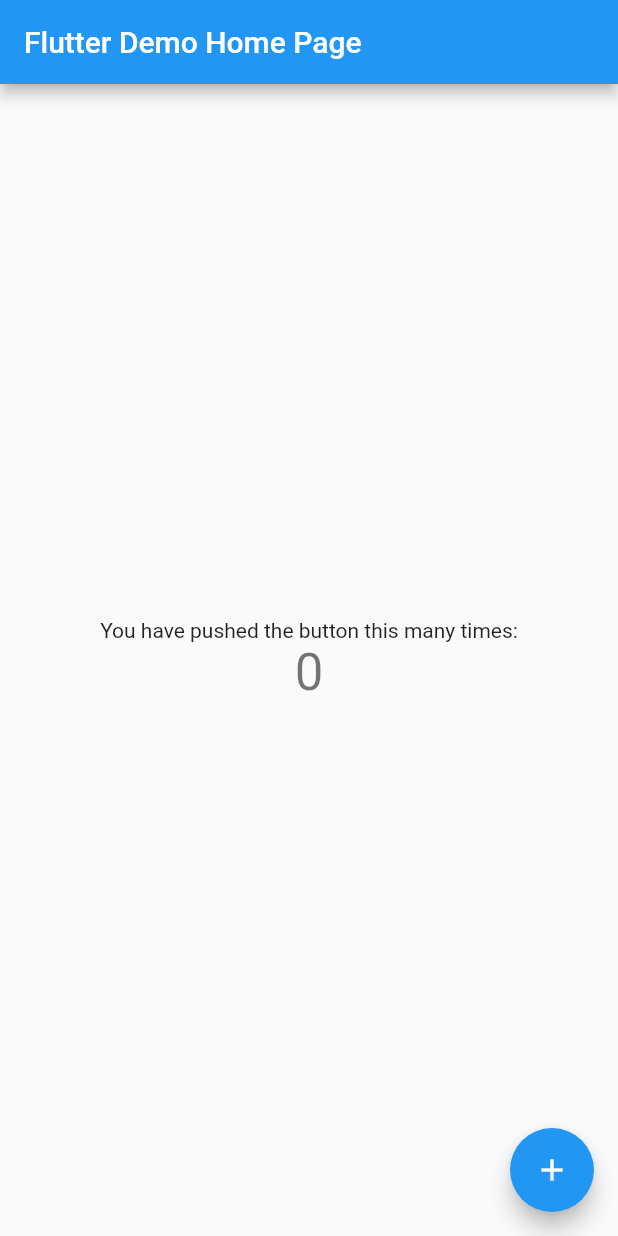
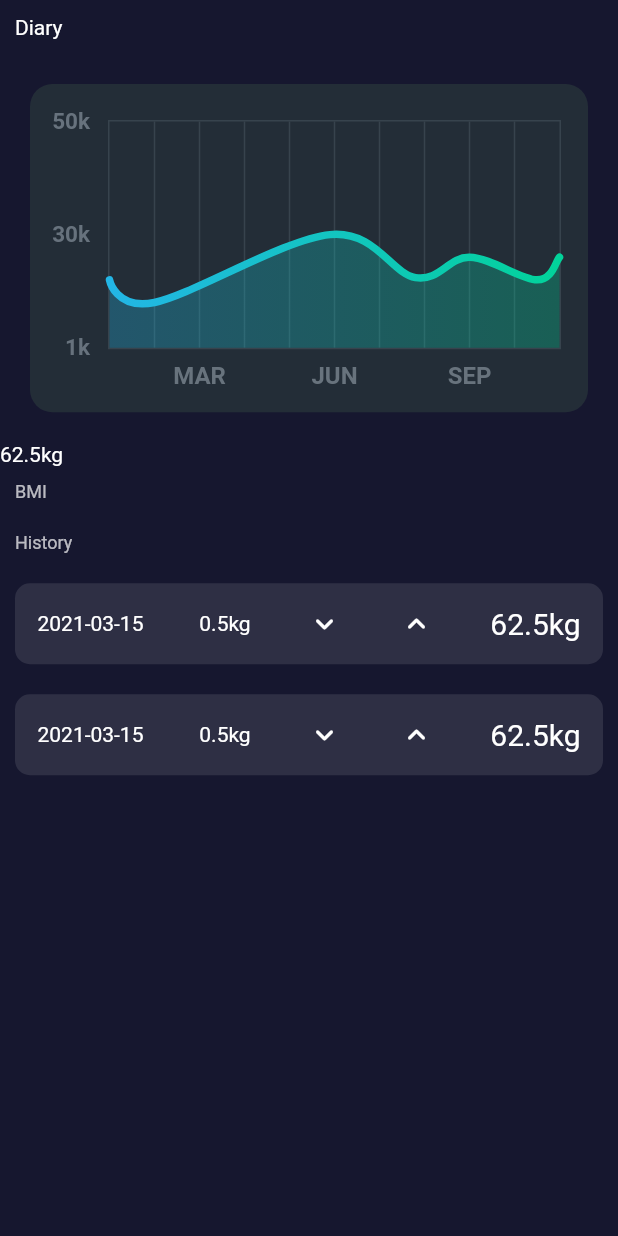
Before and after one commit to biryang/weight-diary, a Flutter app: the screen it shows after launch, on a phone screen of 412 x 824 dp. Run offline on Flutter 3.47's test engine with Material 2 defaults, Android fonts, the phone set to English and light mode, and no system bars; drawn by our look-alikes of fl_chart.

Commit message:
메인 화면 배치 작업 중

```diff
--- /dev/null
+++ b/lib/components/history_card.dart
@@ -0,0 +1,78 @@
+import 'package:flutter/material.dart';
+
+const Duration _kExpand = Duration(milliseconds: 200);
+
+class HistoryCard extends StatefulWidget {
+  const HistoryCard({
+    Key key,
+  }) : super(key: key);
+
+  @override
+  _HistoryCardState createState() => _HistoryCardState();
+}
+
+class _HistoryCardState extends State<HistoryCard> with SingleTickerProviderStateMixin {
+  static final Animatable<double> _easeOutTween =
+  CurveTween(curve: Curves.easeOut);
+  static final Animatable<double> _easeInTween =
+  CurveTween(curve: Curves.easeIn);
+  static final Animatable<double> _halfTween =
+  Tween<double>(begin: 0.0, end: 0.5);
+
+  AnimationController _controller;
+
+  bool _isExpanded = false;
+
+  @override
+  void initState() {
+    super.initState();
+    _controller = AnimationController(duration: _kExpand, vsync: this);
+  }
+
+
+  void _handleTap() {
+    setState(() {
+      _isExpanded = !_isExpanded;
+      PageStorage.of(context)?.writeState(context, _isExpanded);
+    });
+  }
+
+  @override
+  Widget build(BuildContext context) {
+    return Padding(
+      padding: EdgeInsets.all(10),
+      child: GestureDetector(
+        onTap: _handleTap,
+        child: Container(
+          decoration: BoxDecoration(
+            color: Colors.white10,
+            borderRadius: BorderRadius.all(Radius.circular(10)),
+          ),
+          child: Padding(
+            padding: EdgeInsets.all(15),
+            child: Column(
+              children: [
+                Row(
+                  mainAxisAlignment: MainAxisAlignment.spaceBetween,
+                  children: [
+                    Text('2021-03-15'),
+                    Text('0.5kg'),
+                    Icon(Icons.keyboard_arrow_down_rounded),
+                    Icon(Icons.keyboard_arrow_up_rounded),
+                    Text(
+                      '62.5kg',
+                      style: TextStyle(
+                        fontSize: 20,
+                      ),
+                    ),
+                  ],
+                ),
+                _isExpanded ? Text('daily memo') : SizedBox()
+              ],
+            ),
+          ),
+        ),
+      ),
+    );
+  }
+}
--- a/lib/main.dart
+++ b/lib/main.dart
@@ -1,113 +1,20 @@
 import 'package:flutter/material.dart';
+import 'package:weight_diary/screens/main_screen.dart';
 
 void main() {
   runApp(MyApp());
 }
 
 class MyApp extends StatelessWidget {
-  // This widget is the root of your application.
   @override
   Widget build(BuildContext context) {
     return MaterialApp(
-      title: 'Flutter Demo',
-      theme: ThemeData(
-        // This is the theme of your application.
-        //
-        // Try running your application with "flutter run". You'll see the
-        // application has a blue toolbar. Then, without quitting the app, try
-        // changing the primarySwatch below to Colors.green and then invoke
-        // "hot reload" (press "r" in the console where you ran "flutter run",
-        // or simply save your changes to "hot reload" in a Flutter IDE).
-        // Notice that the counter didn't reset back to zero; the application
-        // is not restarted.
-        primarySwatch: Colors.blue,
+      theme: ThemeData.dark(),
+      home: SafeArea(
+        child: Material(
+          child: MainScreen(),
+        ),
       ),
-      home: MyHomePage(title: 'Flutter Demo Home Page'),
     );
   }
 }
-
-class MyHomePage extends StatefulWidget {
-  MyHomePage({Key key, this.title}) : super(key: key);
-
-  // This widget is the home page of your application. It is stateful, meaning
-  // that it has a State object (defined below) that contains fields that affect
-  // how it looks.
-
-  // This class is the configuration for the state. It holds the values (in this
-  // case the title) provided by the parent (in this case the App widget) and
-  // used by the build method of the State. Fields in a Widget subclass are
-  // always marked "final".
-
-  final String title;
-
-  @override
-  _MyHomePageState createState() => _MyHomePageState();
-}
-
-class _MyHomePageState extends State<MyHomePage> {
-  int _counter = 0;
-
-  void _incrementCounter() {
-    setState(() {
-      // This call to setState tells the Flutter framework that something has
-      // changed in this State, which causes it to rerun the build method below
-      // so that the display can reflect the updated values. If we changed
-      // _counter without calling setState(), then the build method would not be
-      // called again, and so nothing would appear to happen.
-      _counter++;
-    });
-  }
-
-  @override
-  Widget build(BuildContext context) {
-    // This method is rerun every time setState is called, for instance as done
-    // by the _incrementCounter method above.
-    //
-    // The Flutter framework has been optimized to make rerunning build methods
-    // fast, so that you can just rebuild anything that needs updating rather
-    // than having to individually change instances of widgets.
-    return Scaffold(
-      appBar: AppBar(
-        // Here we take the value from the MyHomePage object that was created by
-        // the App.build method, and use it to set our appbar title.
-        title: Text(widget.title),
-      ),
-      body: Center(
-        // Center is a layout widget. It takes a single child and positions it
-        // in the middle of the parent.
-        child: Column(
-          // Column is also a layout widget. It takes a list of children and
-          // arranges them vertically. By default, it sizes itself to fit its
-          // children horizontally, and tries to be as tall as its parent.
-          //
-          // Invoke "debug painting" (press "p" in the console, choose the
-          // "Toggle Debug Paint" action from the Flutter Inspector in Android
-          // Studio, or the "Toggle Debug Paint" command in Visual Studio Code)
-          // to see the wireframe for each widget.
-          //
-          // Column has various properties to control how it sizes itself and
-          // how it positions its children. Here we use mainAxisAlignment to
-          // center the children vertically; the main axis here is the vertical
-          // axis because Columns are vertical (the cross axis would be
-          // horizontal).
-          mainAxisAlignment: MainAxisAlignment.center,
-          children: <Widget>[
-            Text(
-              'You have pushed the button this many times:',
-            ),
-            Text(
-              '$_counter',
-              style: Theme.of(context).textTheme.headline4,
-            ),
-          ],
-        ),
-      ),
-      floatingActionButton: FloatingActionButton(
-        onPressed: _incrementCounter,
-        tooltip: 'Increment',
-        child: Icon(Icons.add),
-      ), // This trailing comma makes auto-formatting nicer for build methods.
-    );
-  }
-}
--- /dev/null
+++ b/lib/screens/chart.dart
@@ -0,0 +1,137 @@
+import 'package:fl_chart/fl_chart.dart';
+import 'package:flutter/material.dart';
+
+class LineChartSample2 extends StatefulWidget {
+  @override
+  _LineChartSample2State createState() => _LineChartSample2State();
+}
+
+class _LineChartSample2State extends State<LineChartSample2> {
+  List<Color> gradientColors = [
+    const Color(0xff23b6e6),
+    const Color(0xff02d39a),
+  ];
+
+  @override
+  Widget build(BuildContext context) {
+    return Stack(
+      children: <Widget>[
+        AspectRatio(
+          aspectRatio: 1.70,
+          child: Container(
+            decoration: const BoxDecoration(
+                borderRadius: BorderRadius.all(
+                  Radius.circular(15),
+                ),
+                color: Color(0xff232d37)),
+            child: Padding(
+              padding: const EdgeInsets.only(
+                  right: 18.0, left: 12.0, top: 24, bottom: 12),
+              child: LineChart(
+                mainData(),
+              ),
+            ),
+          ),
+        ),
+      ],
+    );
+  }
+
+  LineChartData mainData() {
+    return LineChartData(
+      gridData: FlGridData(
+        show: true,
+        drawHorizontalLine: false,
+        drawVerticalLine: true,
+        getDrawingHorizontalLine: (value) {
+          return FlLine(
+            color: const Color(0xff37434d),
+            strokeWidth: 1,
+          );
+        },
+        getDrawingVerticalLine: (value) {
+          return FlLine(
+            color: const Color(0xff37434d),
+            strokeWidth: 1,
+          );
+        },
+      ),
+      titlesData: FlTitlesData(
+        show: true,
+        bottomTitles: SideTitles(
+          showTitles: true,
+          reservedSize: 22,
+          getTextStyles: (value) => const TextStyle(
+              color: Color(0xff68737d),
+              fontWeight: FontWeight.bold,
+              fontSize: 16),
+          getTitles: (value) {
+            switch (value.toInt()) {
+              case 2:
+                return 'MAR';
+              case 5:
+                return 'JUN';
+              case 8:
+                return 'SEP';
+            }
+            return '';
+          },
+          margin: 8,
+        ),
+        leftTitles: SideTitles(
+          showTitles: true,
+          getTextStyles: (value) => const TextStyle(
+            color: Color(0xff67727d),
+            fontWeight: FontWeight.bold,
+            fontSize: 15,
+          ),
+          getTitles: (value) {
+            switch (value.toInt()) {
+              case 0:
+                return '1k';
+              case 5:
+                return '30k';
+              case 10:
+                return '50k';
+            }
+            return '';
+          },
+          reservedSize: 28,
+          margin: 12,
+        ),
+      ),
+      borderData: FlBorderData(
+          show: true,
+          border: Border.all(color: const Color(0xff37434d), width: 1)),
+      minX: 0,
+      maxX: 10,
+      minY: 0,
+      maxY: 10,
+      lineBarsData: [
+        LineChartBarData(
+          spots: [
+            FlSpot(0, 3),
+            FlSpot(1, 2),
+            FlSpot(4.9, 5),
+            FlSpot(6.8, 3.1),
+            FlSpot(8, 4),
+            FlSpot(9.5, 3),
+            FlSpot(10, 4),
+          ],
+          isCurved: true,
+          colors: gradientColors,
+          barWidth: 5,
+          isStrokeCapRound: true,
+          dotData: FlDotData(
+            show: false,
+          ),
+          belowBarData: BarAreaData(
+            show: true,
+            colors:
+                gradientColors.map((color) => color.withOpacity(0.3)).toList(),
+          ),
+        ),
+      ],
+    );
+  }
+}
--- /dev/null
+++ b/lib/screens/main_screen.dart
@@ -0,0 +1,51 @@
+import 'package:flutter/material.dart';
+import 'package:weight_diary/components/history_card.dart';
+
+import 'chart.dart';
+
+class MainScreen extends StatelessWidget {
+  @override
+  Widget build(BuildContext context) {
+    return Container(
+      color: Color(0xff16172f),
+      child: Column(
+        crossAxisAlignment: CrossAxisAlignment.start,
+        children: [
+          Padding(
+            padding: EdgeInsets.all(10),
+            child: Text('Diary'),
+          ),
+          Padding(
+            padding: EdgeInsets.all(20),
+            child: LineChartSample2(),
+          ),
+          Container(
+            child: Text('62.5kg'),
+          ),
+          Padding(
+            padding: EdgeInsets.all(10),
+            child: Text(
+              'BMI',
+              style: TextStyle(
+                color: Colors.white70,
+                fontSize: 12,
+              ),
+            ),
+          ),
+          Padding(
+            padding: EdgeInsets.all(10),
+            child: Text(
+              'History',
+              style: TextStyle(
+                color: Colors.white70,
+                fontSize: 12,
+              ),
+            ),
+          ),
+          HistoryCard(),
+          HistoryCard(),
+        ],
+      ),
+    );
+  }
+}
--- a/pubspec.yaml
+++ b/pubspec.yaml
@@ -28,7 +28,7 @@ dependencies:
   # The following adds the Cupertino Icons font to your application.
   # Use with the CupertinoIcons class for iOS style icons.
   cupertino_icons: ^1.0.2
-
+  fl_chart:
 dev_dependencies:
   flutter_test:
     sdk: flutter
```
Also changed, not shown: lib/screens/chart_screen.dart (added), pubspec.lock.
